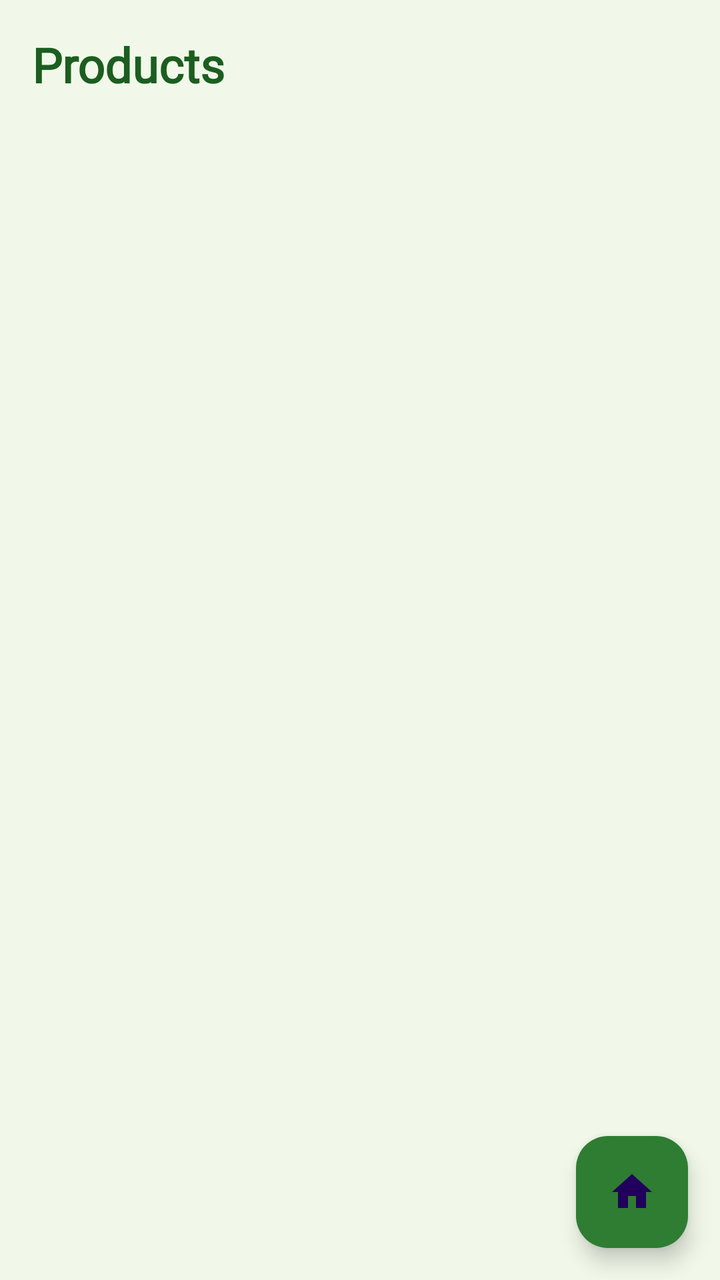
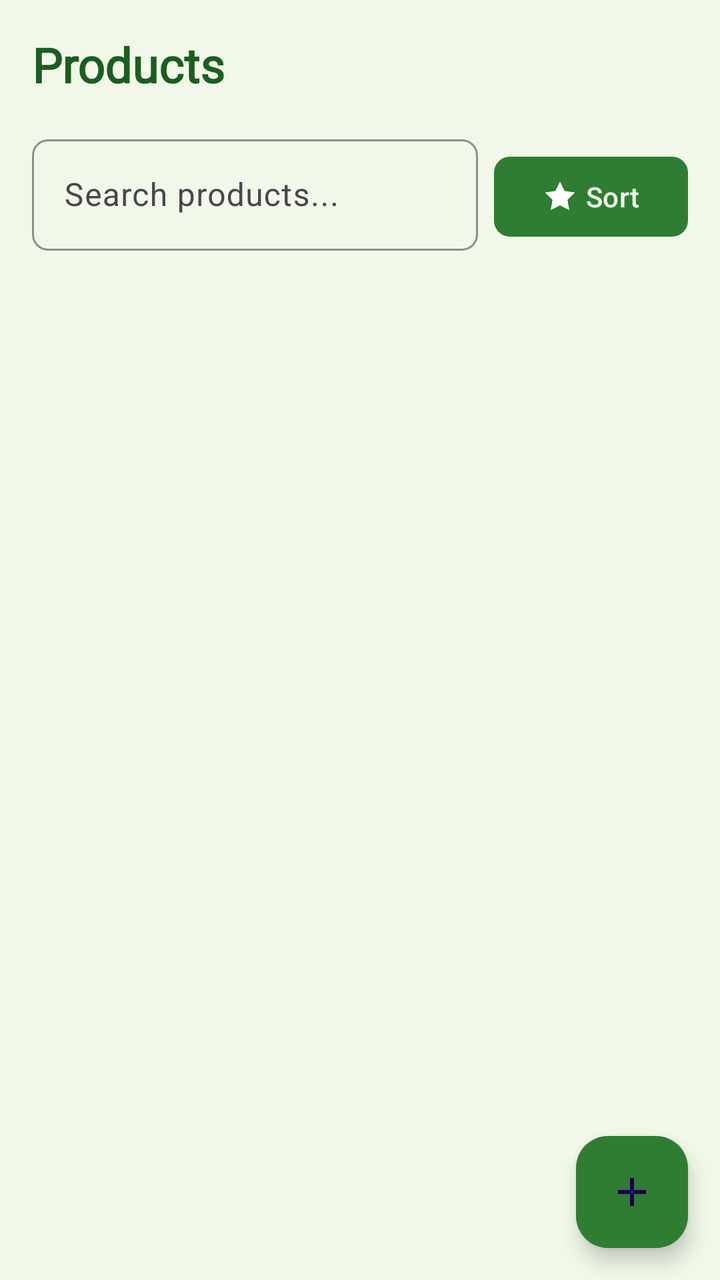

Screens rendered from an Android XML layout before and after an edit, with the pre-edit source and the edit as a unified diff.
<!-- AndroidManifest.xml: application theme Theme.PharmacyManager -->
<!-- res/layout/fragment_list_product.xml -->
<?xml version="1.0" encoding="utf-8"?>
<androidx.coordinatorlayout.widget.CoordinatorLayout xmlns:android="http://schemas.android.com/apk/res/android"
    xmlns:app="http://schemas.android.com/apk/res-auto"
    xmlns:tools="http://schemas.android.com/tools"
    android:id="@+id/fragmentProducts"
    android:layout_width="match_parent"
    android:layout_height="match_parent"
    android:background="@color/MainBackColor"
    tools:context=".ui.product.ListProductFragment">

    <androidx.constraintlayout.widget.ConstraintLayout
        android:layout_width="match_parent"
        android:layout_height="match_parent">

            
            <TextView
                android:id="@+id/headerText"
                android:layout_width="wrap_content"
                android:layout_height="wrap_content"
                android:layout_marginTop="16dp"
                android:layout_marginStart="16dp"
                android:text="Products"
                android:textColor="@color/main_text_color"
                android:textSize="24sp"
                android:textStyle="bold"
                android:fontFamily="@font/roboto_bold"
                app:layout_constraintStart_toStartOf="parent"
                app:layout_constraintTop_toTopOf="parent" />

            
            <ProgressBar
                android:id="@+id/progressBar"
                android:layout_width="wrap_content"
                android:layout_height="wrap_content"
                android:layout_marginTop="32dp"
                android:visibility="gone"
                app:layout_constraintEnd_toEndOf="parent"
                app:layout_constraintStart_toStartOf="parent"
                app:layout_constraintTop_toBottomOf="@id/headerText" />

            
            <TextView
                android:id="@+id/emptyStateText"
                android:layout_width="wrap_content"
                android:layout_height="wrap_content"
                android:layout_marginTop="32dp"
                android:text="No products found\nTap + to add your first product"
                android:textAlignment="center"
                android:textColor="@color/secondary_text_color"
                android:textSize="16sp"
                android:fontFamily="@font/roboto"
                android:visibility="gone"
                app:layout_constraintEnd_toEndOf="parent"
                app:layout_constraintStart_toStartOf="parent"
                app:layout_constraintTop_toBottomOf="@id/headerText" />

            
            <androidx.recyclerview.widget.RecyclerView
                android:id="@+id/recyclerView"
                android:layout_width="0dp"
                android:layout_height="0dp"
                android:layout_marginTop="16dp"
                android:layout_marginStart="8dp"
                android:layout_marginEnd="8dp"
                android:layout_marginBottom="80dp"
                android:clipToPadding="false"
                android:padding="8dp"
                android:scrollbars="vertical"
                app:layout_constraintBottom_toBottomOf="parent"
                app:layout_constraintEnd_toEndOf="parent"
                app:layout_constraintStart_toStartOf="parent"
                app:layout_constraintTop_toBottomOf="@id/headerText"
                tools:listitem="@layout/rv_product_list_template" />

    </androidx.constraintlayout.widget.ConstraintLayout>

    
    <com.google.android.material.floatingactionbutton.FloatingActionButton
        android:id="@+id/fabAddProduct"
        android:layout_width="wrap_content"
        android:layout_height="wrap_content"
        android:layout_gravity="bottom|end"
        android:layout_marginEnd="16dp"
        android:layout_marginBottom="16dp"
        android:contentDescription="Add Product"
        android:src="@drawable/nav_home"
        android:tint="@android:color/white"
        app:backgroundTint="@color/MainColor"
        app:layout_anchorGravity="bottom|end" />

</androidx.coordinatorlayout.widget.CoordinatorLayout>
<!-- res/layout/rv_product_list_template.xml (included above) -->
<?xml version="1.0" encoding="utf-8"?>
<androidx.cardview.widget.CardView xmlns:android="http://schemas.android.com/apk/res/android"
    xmlns:app="http://schemas.android.com/apk/res-auto"
    android:layout_width="match_parent"
    android:layout_height="wrap_content"
    android:layout_margin="8dp"
    android:foreground="?attr/selectableItemBackground"
    app:cardCornerRadius="12dp"
    app:cardElevation="4dp"
    app:cardBackgroundColor="@color/input_background">

    <LinearLayout
        android:layout_width="match_parent"
        android:layout_height="wrap_content"
        android:orientation="horizontal"
        android:padding="16dp">

        
        <ImageView
            android:id="@+id/product_image"
            android:layout_width="80dp"
            android:layout_height="80dp"
            android:layout_marginEnd="16dp"
            android:background="@drawable/ic_image_placeholder"
            android:scaleType="centerCrop"
            android:contentDescription="Product Image" />

        
        <LinearLayout
            android:layout_width="0dp"
            android:layout_height="wrap_content"
            android:layout_weight="1"
            android:orientation="vertical">

            
            <LinearLayout
                android:layout_width="match_parent"
                android:layout_height="wrap_content"
                android:orientation="horizontal"
                android:gravity="center_vertical">

                <TextView
                    android:id="@+id/product_name"
                    android:layout_width="0dp"
                    android:layout_height="wrap_content"
                    android:layout_weight="1"
                    android:text="Product Name"
                    android:textColor="@color/main_text_color"
                    android:textSize="18sp"
                    android:textStyle="bold"
                    android:fontFamily="@font/roboto_bold" />

                
                <LinearLayout
                    android:layout_width="wrap_content"
                    android:layout_height="wrap_content"
                    android:orientation="horizontal"
                    android:layout_marginStart="8dp">

                    <ImageButton
                        android:id="@+id/btn_edit"
                        android:layout_width="40dp"
                        android:layout_height="40dp"
                        android:layout_marginEnd="4dp"
                        android:background="?attr/selectableItemBackgroundBorderless"
                        android:src="@drawable/ic_edit"
                        android:contentDescription="Edit Product"
                        android:tint="@color/MainColor"
                        android:scaleType="centerInside" />

                    <ImageButton
                        android:id="@+id/btn_delete"
                        android:layout_width="40dp"
                        android:layout_height="40dp"
                        android:background="?attr/selectableItemBackgroundBorderless"
                        android:src="@drawable/ic_delete"
                        android:contentDescription="Delete Product"
                        android:tint="@color/deleteColor"
                        android:scaleType="centerInside" />

                </LinearLayout>

            </LinearLayout>

        
        <LinearLayout
            android:layout_width="match_parent"
            android:layout_height="wrap_content"
            android:orientation="horizontal"
            android:layout_marginTop="4dp"
            android:gravity="center_vertical">

            <TextView
                android:id="@+id/product_sku"
                android:layout_width="0dp"
                android:layout_height="wrap_content"
                android:layout_weight="1"
                android:text="SKU: ABC123"
                android:textColor="@color/secondary_text_color"
                android:textSize="14sp"
                android:fontFamily="@font/roboto" />

            <TextView
                android:id="@+id/product_price"
                android:layout_width="wrap_content"
                android:layout_height="wrap_content"
                android:text="$9.99"
                android:textColor="@color/MainColor"
                android:textSize="16sp"
                android:textStyle="bold"
                android:fontFamily="@font/roboto_bold" />

        </LinearLayout>

        <TextView
            android:id="@+id/product_description"
            android:layout_width="match_parent"
            android:layout_height="wrap_content"
            android:layout_marginTop="4dp"
            android:text="Product description goes here..."
            android:textColor="@color/secondary_text_color"
            android:textSize="14sp"
            android:fontFamily="@font/roboto"
            android:maxLines="2"
            android:ellipsize="end" />

        
        <LinearLayout
            android:layout_width="match_parent"
            android:layout_height="wrap_content"
            android:orientation="horizontal"
            android:layout_marginTop="8dp"
            android:gravity="center_vertical">

            <TextView
                android:id="@+id/product_quantity"
                android:layout_width="0dp"
                android:layout_height="wrap_content"
                android:layout_weight="1"
                android:text="Qty: 100"
                android:textColor="@color/input_hint"
                android:textSize="12sp"
                android:fontFamily="@font/roboto" />

            <TextView
                android:id="@+id/product_expiry_date"
                android:layout_width="wrap_content"
                android:layout_height="wrap_content"
                android:text="Expires: 2025-12-31"
                android:textColor="@color/input_hint"
                android:textSize="12sp"
                android:fontFamily="@font/roboto" />

        </LinearLayout>

        </LinearLayout>

    </LinearLayout>

</androidx.cardview.widget.CardView>
<!-- resources referenced by this layout -->
<resources>
  <color name="MainBackColor">#F1F8E9</color>
  <color name="MainColor">#2E7D32</color>
  <color name="deleteColor">#E53935</color>
  <color name="input_background">#FFFFFF</color>
  <color name="input_hint">#66BB6A</color>
  <color name="main_text_color">#1B5E20</color>
  <color name="secondary_text_color">#388E3C</color>
  <!-- drawable ic_delete (drawable) -->
  <vector xmlns:android="http://schemas.android.com/apk/res/android"
      android:width="24dp"
      android:height="24dp"
      android:viewportWidth="24"
      android:viewportHeight="24"
      android:tint="?attr/colorOnSurface">
    <path
        android:fillColor="@android:color/white"
        android:pathData="M6,19c0,1.1 0.9,2 2,2h8c1.1,0 2,-0.9 2,-2V7H6v12zM19,4h-3.5l-1,-1h-5l-1,1H5v2h14V4z"/>
  </vector>
  <!-- drawable ic_edit (drawable) -->
  <vector xmlns:android="http://schemas.android.com/apk/res/android"
      android:width="24dp"
      android:height="24dp"
      android:viewportWidth="24"
      android:viewportHeight="24"
      android:tint="?attr/colorOnSurface">
    <path
        android:fillColor="@android:color/white"
        android:pathData="M3,17.25V21h3.75L17.81,9.94l-3.75,-3.75L3,17.25zM20.71,7.04c0.39,-0.39 0.39,-1.02 0,-1.41l-2.34,-2.34c-0.39,-0.39 -1.02,-0.39 -1.41,0l-1.83,1.83 3.75,3.75 1.83,-1.83z"/>
  </vector>
  <!-- drawable ic_image_placeholder (drawable) -->
  <?xml version="1.0" encoding="utf-8"?>
  <vector xmlns:android="http://schemas.android.com/apk/res/android"
      android:width="24dp"
      android:height="24dp"
      android:viewportWidth="24"
      android:viewportHeight="24"
      android:tint="@color/secondary_text_color">
      <path
          android:fillColor="@android:color/white"
          android:pathData="M21,19V5c0,-1.1 -0.9,-2 -2,-2H5c-1.1,0 -2,0.9 -2,2v14c0,1.1 0.9,2 2,2h14c1.1,0 2,-0.9 2,-2zM8.5,13.5l2.5,3.01L14.5,12l4.5,6H5l3.5,-4.5z"/>
  </vector>
  <!-- drawable nav_home (drawable) -->
  <vector xmlns:android="http://schemas.android.com/apk/res/android" android:height="24dp" android:tint="#000000" android:viewportHeight="24" android:viewportWidth="24" android:width="24dp">
        
      <path android:fillColor="@android:color/white" android:pathData="M10,20v-6h4v6h5v-8h3L12,3 2,12h3v8z"/>
      
  </vector>
  <style name="Theme.PharmacyManager" parent="Base.Theme.PharmacyManager" />
  <style name="Base.Theme.PharmacyManager" parent="Theme.Material3.Light.NoActionBar">
          
          <item name="colorPrimary">@color/colorPrimary</item>
          <item name="colorPrimaryDark">@color/colorPrimaryDark</item>
          <item name="colorAccent">@color/colorAccent</item>
          <item name="android:windowContentTransitions">true</item>
      </style>
  <color name="colorPrimary">#2E7D32</color>
  <color name="colorPrimaryDark">#1B5E20</color>
  <color name="colorAccent">#4CAF50</color>
</resources>

<!-- the commit's change to res/layout/fragment_list_product.xml (unified diff, before → after) -->
@@ -28,6 +28,62 @@
                 app:layout_constraintTop_toTopOf="parent" />
 
             
+            <LinearLayout
+                android:id="@+id/searchSortContainer"
+                android:layout_width="0dp"
+                android:layout_height="wrap_content"
+                android:layout_marginTop="16dp"
+                android:layout_marginStart="16dp"
+                android:layout_marginEnd="16dp"
+                android:orientation="horizontal"
+                app:layout_constraintEnd_toEndOf="parent"
+                app:layout_constraintStart_toStartOf="parent"
+                app:layout_constraintTop_toBottomOf="@id/headerText">
+
+                
+                <com.google.android.material.textfield.TextInputLayout
+                    android:id="@+id/searchInputLayout"
+                    android:layout_width="0dp"
+                    android:layout_height="wrap_content"
+                    android:layout_weight="1"
+                    android:layout_marginEnd="8dp"
+                    app:boxBackgroundMode="outline"
+                    app:boxCornerRadiusTopStart="8dp"
+                    app:boxCornerRadiusTopEnd="8dp"
+                    app:boxCornerRadiusBottomStart="8dp"
+                    app:boxCornerRadiusBottomEnd="8dp"
+                    app:boxStrokeColor="@color/MainColor"
+                    app:hintTextColor="@color/MainColor">
+
+                    <com.google.android.material.textfield.TextInputEditText
+                        android:id="@+id/searchEditText"
+                        android:layout_width="match_parent"
+                        android:layout_height="wrap_content"
+                        android:hint="Search products..."
+                        android:inputType="text"
+                        android:maxLines="1"
+                        android:textColor="@color/main_text_color"
+                        android:textColorHint="@color/secondary_text_color" />
+
+                </com.google.android.material.textfield.TextInputLayout>
+
+                
+                <com.google.android.material.button.MaterialButton
+                    android:id="@+id/sortButton"
+                    android:layout_width="wrap_content"
+                    android:layout_height="wrap_content"
+                    android:text="Sort"
+                    android:textColor="@color/MainBackColor"
+                    app:backgroundTint="@color/MainColor"
+                    app:cornerRadius="8dp"
+                    app:icon="@drawable/nav_category"
+                    app:iconGravity="textStart"
+                    app:iconPadding="4dp"
+                    app:iconSize="18dp" />
+
+            </LinearLayout>
+
+            
             <ProgressBar
                 android:id="@+id/progressBar"
                 android:layout_width="wrap_content"
@@ -36,7 +92,7 @@
                 android:visibility="gone"
                 app:layout_constraintEnd_toEndOf="parent"
                 app:layout_constraintStart_toStartOf="parent"
-                app:layout_constraintTop_toBottomOf="@id/headerText" />
+                app:layout_constraintTop_toBottomOf="@id/searchSortContainer" />
 
             
             <TextView
@@ -52,7 +108,7 @@
                 android:visibility="gone"
                 app:layout_constraintEnd_toEndOf="parent"
                 app:layout_constraintStart_toStartOf="parent"
-                app:layout_constraintTop_toBottomOf="@id/headerText" />
+                app:layout_constraintTop_toBottomOf="@id/searchSortContainer" />
 
             
             <androidx.recyclerview.widget.RecyclerView
@@ -69,7 +125,7 @@
                 app:layout_constraintBottom_toBottomOf="parent"
                 app:layout_constraintEnd_toEndOf="parent"
                 app:layout_constraintStart_toStartOf="parent"
-                app:layout_constraintTop_toBottomOf="@id/headerText"
+                app:layout_constraintTop_toBottomOf="@id/searchSortContainer"
                 tools:listitem="@layout/rv_product_list_template" />
 
     </androidx.constraintlayout.widget.ConstraintLayout>
@@ -83,7 +139,7 @@
         android:layout_marginEnd="16dp"
         android:layout_marginBottom="16dp"
         android:contentDescription="Add Product"
-        android:src="@drawable/nav_home"
+        android:src="@drawable/ic_add"
         android:tint="@android:color/white"
         app:backgroundTint="@color/MainColor"
         app:layout_anchorGravity="bottom|end" />
<!-- resource entries referenced after the edit -->
@@ -7,6 +7,17 @@
   <color name="input_hint">#66BB6A</color>
   <color name="main_text_color">#1B5E20</color>
   <color name="secondary_text_color">#388E3C</color>
+  <!-- drawable ic_add (drawable) -->
+  <vector xmlns:android="http://schemas.android.com/apk/res/android"
+      android:width="24dp"
+      android:height="24dp"
+      android:viewportWidth="24"
+      android:viewportHeight="24"
+      android:tint="?attr/colorOnPrimary">
+      <path
+          android:fillColor="@android:color/white"
+          android:pathData="M19,13h-6v6h-2v-6H5v-2h6V5h2v6h6v2z"/>
+  </vector>
   <!-- drawable ic_delete (drawable) -->
   <vector xmlns:android="http://schemas.android.com/apk/res/android"
       android:width="24dp"
@@ -41,11 +52,16 @@
           android:fillColor="@android:color/white"
           android:pathData="M21,19V5c0,-1.1 -0.9,-2 -2,-2H5c-1.1,0 -2,0.9 -2,2v14c0,1.1 0.9,2 2,2h14c1.1,0 2,-0.9 2,-2zM8.5,13.5l2.5,3.01L14.5,12l4.5,6H5l3.5,-4.5z"/>
   </vector>
-  <!-- drawable nav_home (drawable) -->
-  <vector xmlns:android="http://schemas.android.com/apk/res/android" android:height="24dp" android:tint="#000000" android:viewportHeight="24" android:viewportWidth="24" android:width="24dp">
-        
-      <path android:fillColor="@android:color/white" android:pathData="M10,20v-6h4v6h5v-8h3L12,3 2,12h3v8z"/>
-      
+  <!-- drawable nav_category (drawable) -->
+  <vector xmlns:android="http://schemas.android.com/apk/res/android"
+      android:width="24dp"
+      android:height="24dp"
+      android:viewportWidth="24"
+      android:viewportHeight="24"
+      android:tint="?attr/colorOnSurface">
+      <path
+          android:fillColor="@android:color/white"
+          android:pathData="M12,2l3.09,6.26L22,9.27l-5,4.87 1.18,6.88L12,17.77l-6.18,3.25L7,14.14 2,9.27l6.91,-1.01L12,2z"/>
   </vector>
   <style name="Theme.PharmacyManager" parent="Base.Theme.PharmacyManager" />
   <style name="Base.Theme.PharmacyManager" parent="Theme.Material3.Light.NoActionBar">
